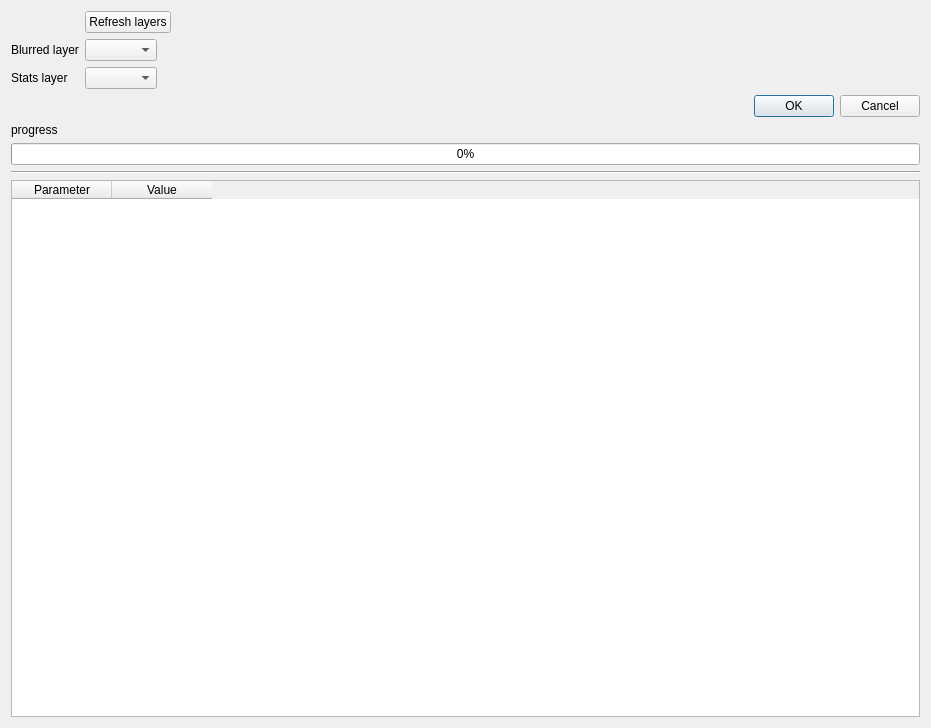
Old version of the form ui/stats.ui in the repository Gustry/Blurring.
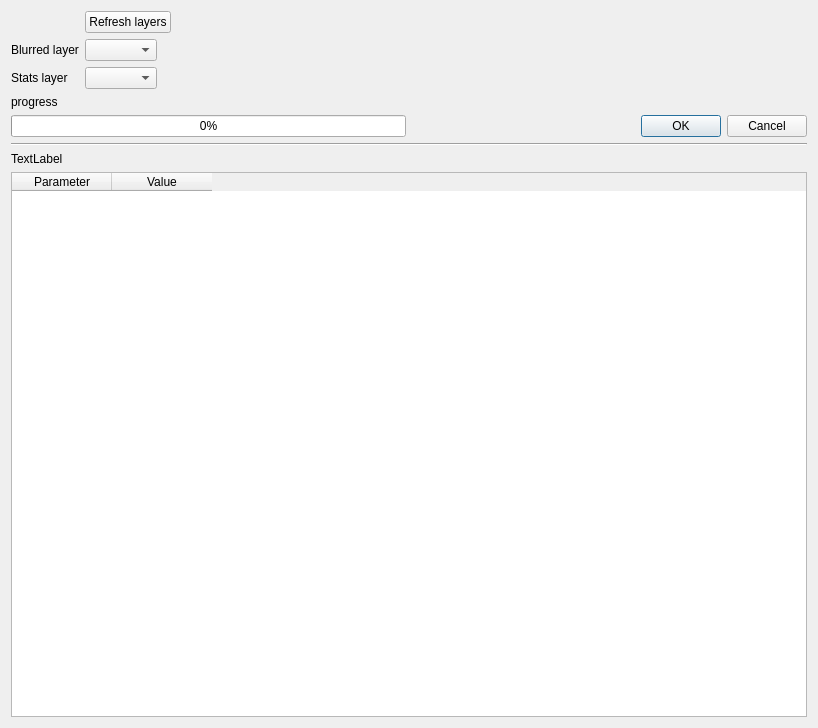
New version of the form. Icons and pictures are not drawn.

Commit message: Add plots and stats

```diff
--- a/ui/stats.ui
+++ b/ui/stats.ui
@@ -6,7 +6,7 @@
    <rect>
     <x>0</x>
     <y>0</y>
-    <width>931</width>
+    <width>818</width>
     <height>728</height>
    </rect>
   </property>
@@ -52,13 +52,6 @@
      </item>
     </layout>
    </item>
-   <item>
-    <widget class="QDialogButtonBox" name="buttonBox_stats">
-     <property name="standardButtons">
-      <set>QDialogButtonBox::Cancel|QDialogButtonBox::Ok</set>
-     </property>
-    </widget>
-   </item>
    <item>
     <widget class="QLabel" name="label_progressStats">
      <property name="text">
@@ -67,6 +60,8 @@
     </widget>
    </item>
    <item>
+    <layout class="QHBoxLayout" name="horizontalLayout_2">
+     <item>
     <widget class="QProgressBar" name="progressBar_stats">
      <property name="value">
       <number>0</number>
@@ -74,16 +69,41 @@
     </widget>
    </item>
    <item>
+      <widget class="QDialogButtonBox" name="buttonBox_stats">
+       <property name="standardButtons">
+        <set>QDialogButtonBox::Cancel|QDialogButtonBox::Ok</set>
+       </property>
+       <property name="centerButtons">
+        <bool>false</bool>
+       </property>
+      </widget>
+     </item>
+    </layout>
+   </item>
+   <item>
     <widget class="Line" name="line">
      <property name="orientation">
       <enum>Qt::Horizontal</enum>
      </property>
     </widget>
    </item>
+   <item>
+    <widget class="QLabel" name="label_3">
+     <property name="text">
+      <string>TextLabel</string>
+     </property>
+    </widget>
+   </item>
    <item>
     <layout class="QHBoxLayout" name="horizontalLayout">
      <item>
       <widget class="QTableWidget" name="tableWidget">
+       <property name="minimumSize">
+        <size>
+         <width>200</width>
+         <height>0</height>
+        </size>
+       </property>
        <attribute name="verticalHeaderVisible">
         <bool>false</bool>
        </attribute>
```
Lines whose indentation alone changed are shown as unchanged. The commit also changes 5 other files.
